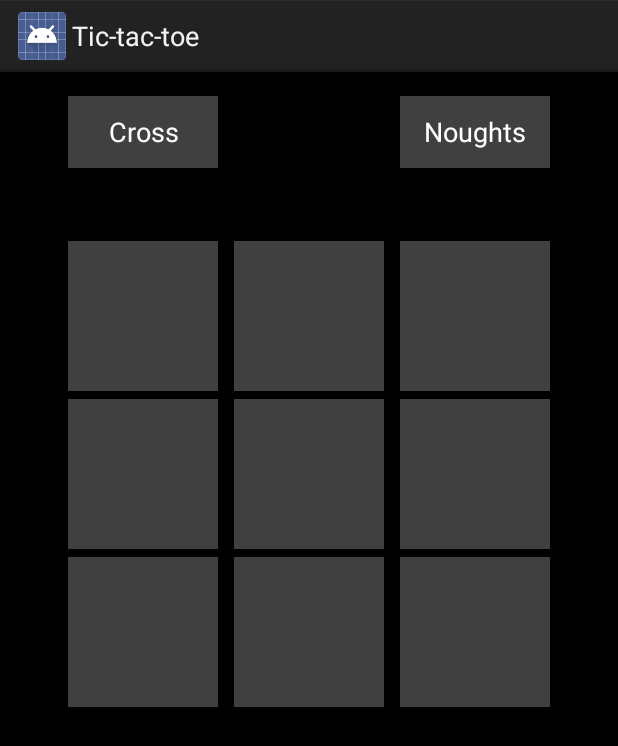
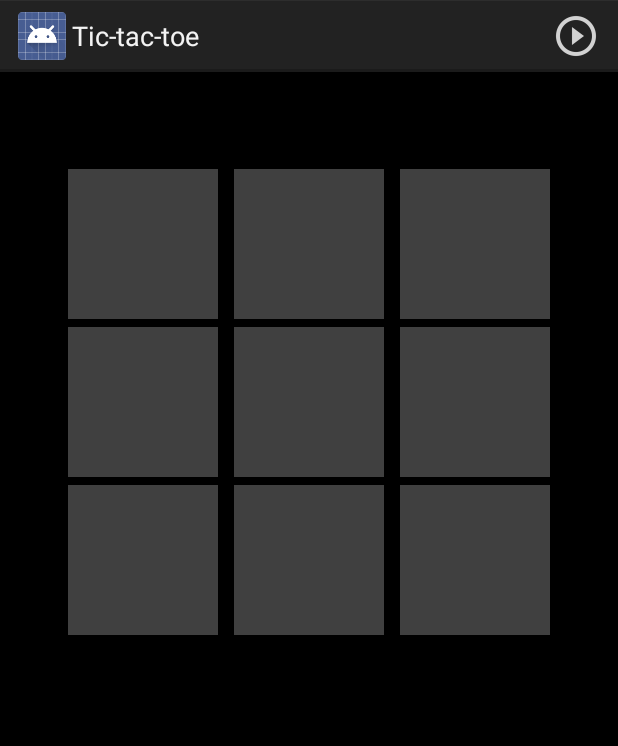
Before and after one commit to DanglingPointer/Tic-tac-toe, an Android app: the screen it shows after launch (TTTActivity), on a phone screen of 412 x 824 dp. Shown: the top 746 px of the screen. Run offline under Robolectric (Android 15) with nearby library versions, the phone set to English and light mode, and no system bars.

Commit message:
Choosing side from options menu now

```diff
--- a/android/TTTAndroid/app/src/main/AndroidManifest.xml
+++ b/android/TTTAndroid/app/src/main/AndroidManifest.xml
@@ -8,7 +8,7 @@
         android:icon="@mipmap/ic_launcher"
         android:label="@string/app_name"
         android:supportsRtl="true"
-        android:theme="@style/AppTheme">
+        android:theme="@style/TTTApp.Theme">
         <activity android:name=".TTTActivity">
             <intent-filter>
                 <action android:name="android.intent.action.MAIN"/>
--- a/android/TTTAndroid/app/src/main/java/com/mikhailv/tttandroid/TTTActivity.java
+++ b/android/TTTAndroid/app/src/main/java/com/mikhailv/tttandroid/TTTActivity.java
@@ -1,11 +1,11 @@
 package com.mikhailv.tttandroid;
 
 import android.app.Activity;
-import android.os.Build;
 import android.os.Bundle;
+import android.view.Menu;
+import android.view.MenuItem;
 import android.view.View;
 import android.widget.ImageButton;
-import android.widget.Button;
 import android.widget.Toast;
 
 import java.util.Random;
@@ -16,17 +16,45 @@ public class TTTActivity extends Activity implements View.OnClickListener
     static final int CROSS = 1;
     static final int NOUGHT = 2;
 
-    private static final String GRID_KEY = "grid";
-    private static final String PLAYER_KEY = "crossPlayer";
+    private static final String GRID_KEY = "TTTActivity.grid";
+    private static final String PLAYER_KEY = "TTTActivity.crossPlayer";
 
     private ImageButton[] m_buttons;
 
-    private Boolean m_crossPlayer;
+    private Boolean m_crossPlayer = true;
 
+    @Override
+    public boolean onCreateOptionsMenu(Menu menu)
+    {
+        getMenuInflater().inflate(R.menu.menu_ttt, menu);
+        return super.onCreateOptionsMenu(menu);
+    }
+    @Override
+    public boolean onOptionsItemSelected(MenuItem item)
+    {
+        switch (item.getItemId()){
+            case R.id.menu_item_cross:
+                TTTCore.reset();
+                m_crossPlayer = true;
+                TTTCore.setAiSideNought();
+                updateAll();
+                return true;
+            case R.id.menu_item_nought:
+                TTTCore.reset();
+                m_crossPlayer = false;
+                TTTCore.setAiSideCross();
+                Random rand = new Random();
+                TTTCore.setCross(rand.nextInt(9)); // first move random
+                updateAll();
+                return true;
+            default:
+                return super.onOptionsItemSelected(item);
+        }
+    }
     @Override
     protected void onCreate(Bundle savedInstanceState)
     {
-        super.onCreate(savedInstanceState);
+        super.onCreate(savedInstanceState); // calls onCreateOptionsMenu()
         setContentView(R.layout.activity_ttt);
 
         m_crossPlayer = null;
@@ -45,50 +73,14 @@ public class TTTActivity extends Activity implements View.OnClickListener
             b.setOnClickListener(this);
         }
 
-        final Button crossBtn = (Button)findViewById(R.id.crossButton);
-        final Button noughtBtn = (Button)findViewById(R.id.noughtButton);
-
-        crossBtn.setOnClickListener(new View.OnClickListener()
-        {
-            @Override
-            public void onClick(View v)
-            {
-                m_crossPlayer = true;
-                setButtonColor(crossBtn, noughtBtn);
-
-                TTTCore.reset();
-                TTTCore.setAiSideNought();
-                updateAll();
-            }
-        });
-
-        noughtBtn.setOnClickListener(new View.OnClickListener()
-        {
-            @Override
-            public void onClick(View v)
-            {
-                m_crossPlayer = false;
-                setButtonColor(noughtBtn, crossBtn);
-
-                TTTCore.reset();
-                TTTCore.setAiSideCross();
-
-                Random rand = new Random();
-                TTTCore.setCross(rand.nextInt(9)); // first move random
-                updateAll();
-            }
-        });
-
         if (savedInstanceState != null && savedInstanceState.getIntArray(GRID_KEY) != null) {
             m_crossPlayer = savedInstanceState.getBoolean(PLAYER_KEY);
             int[] state = savedInstanceState.getIntArray(GRID_KEY);
             TTTCore.setState(state);
 
             if (m_crossPlayer) {
-                setButtonColor(crossBtn, noughtBtn);
                 TTTCore.setAiSideNought();
             } else {
-                setButtonColor(noughtBtn, crossBtn);
                 TTTCore.setAiSideCross();
             }
             updateAll();
@@ -109,7 +101,7 @@ public class TTTActivity extends Activity implements View.OnClickListener
     {
         int index = getButtonIndex(v);
 
-        if (TTTCore.getAt(index) != EMPTY || m_crossPlayer == null || TTTCore.isWon() != EMPTY)
+        if (TTTCore.getAt(index) != EMPTY || TTTCore.isWon() != EMPTY)
             return;
 
         if (m_crossPlayer)
@@ -124,16 +116,6 @@ public class TTTActivity extends Activity implements View.OnClickListener
         int winningSide = TTTCore.isWon();
         if (winningSide != EMPTY) { // impossible to win
             Toast.makeText(getApplicationContext(), "You lost!", Toast.LENGTH_SHORT).show();
-        }
-    }
-    private void setButtonColor(Button selected, Button unselected)
-    {
-        if (Build.VERSION.SDK_INT >= Build.VERSION_CODES.M) {
-            selected.setBackgroundColor(getColor(R.color.highlightedButton));
-            unselected.setBackgroundColor(getColor(R.color.buttonGrey));
-        } else {
-            selected.setBackgroundColor(getResources().getColor(R.color.highlightedButton));
-            unselected.setBackgroundColor(getResources().getColor(R.color.buttonGrey));
         }
     }
     private int getButtonIndex(View button)
--- a/android/TTTAndroid/app/src/main/res/layout-land/activity_ttt.xml
+++ b/android/TTTAndroid/app/src/main/res/layout-land/activity_ttt.xml
@@ -43,34 +43,6 @@
         android:layout_above="@+id/imageButton3"
         android:layout_toEndOf="@+id/imageButton3" />
 
-    <Button
-        android:text="@string/cross_btn"
-        android:textColor="@color/white"
-        android:layout_width="wrap_content"
-        android:layout_height="wrap_content"
-        android:layout_alignParentTop="true"
-
-        android:layout_alignParentLeft="true"
-
-        android:layout_alignStart="@+id/imageButton0"
-        android:minWidth="100dp"
-        android:background="@color/buttonGrey"
-        android:id="@+id/crossButton" />
-
-    <Button
-        android:text="@string/nought_btn"
-        android:textColor="@color/white"
-        android:layout_width="wrap_content"
-        android:layout_height="wrap_content"
-        android:layout_alignParentTop="true"
-
-        android:layout_alignParentRight="true"
-
-        android:layout_alignEnd="@+id/imageButton2"
-        android:minWidth="100dp"
-        android:background="@color/buttonGrey"
-        android:id="@+id/noughtButton" />
-
     <ImageButton
         android:layout_width="wrap_content"
         android:layout_height="wrap_content"
@@ -102,21 +74,6 @@
     <ImageButton
         android:layout_width="wrap_content"
         android:layout_height="wrap_content"
-        android:id="@+id/imageButton4"
-        android:minHeight="80dp"
-        android:minWidth="80dp"
-
-        android:background="@color/buttonGrey"
-        android:layout_marginTop="50dp"
-        android:layout_marginLeft="5dp"
-        android:layout_marginRight="5dp"
-
-        android:layout_below="@+id/noughtButton"
-        android:layout_centerHorizontal="true" />
-
-    <ImageButton
-        android:layout_width="wrap_content"
-        android:layout_height="wrap_content"
         android:id="@+id/imageButton0"
         android:minHeight="80dp"
         android:minWidth="80dp"
@@ -127,20 +84,6 @@
 
         android:layout_alignTop="@+id/imageButton1"
         android:layout_toStartOf="@+id/imageButton1" />
-
-    <ImageButton
-        android:layout_height="wrap_content"
-        android:id="@+id/imageButton3"
-        android:minHeight="80dp"
-        android:minWidth="80dp"
-
-        android:background="@color/buttonGrey"
-        android:layout_marginLeft="5dp"
-        android:layout_marginRight="5dp"
-
-        android:layout_width="wrap_content"
-        android:layout_alignTop="@+id/imageButton4"
-        android:layout_toStartOf="@+id/imageButton4" />
 
     <ImageButton
         android:layout_width="wrap_content"
@@ -170,5 +113,34 @@
         android:layout_alignTop="@+id/imageButton1"
         android:layout_toEndOf="@+id/imageButton1" />
 
+    <ImageButton
+        android:layout_width="wrap_content"
+        android:layout_height="wrap_content"
+        android:id="@+id/imageButton4"
+        android:minHeight="80dp"
+        android:minWidth="80dp"
+
+        android:background="@color/buttonGrey"
+        android:layout_marginTop="89dp"
+        android:layout_marginLeft="5dp"
+        android:layout_marginRight="5dp"
+
+        android:layout_alignParentTop="true"
+        android:layout_centerHorizontal="true"/>
+
+    <ImageButton
+        android:layout_height="wrap_content"
+        android:id="@+id/imageButton3"
+        android:minHeight="80dp"
+        android:minWidth="80dp"
+
+        android:background="@color/buttonGrey"
+        android:layout_marginLeft="5dp"
+        android:layout_marginRight="5dp"
+
+        android:layout_width="wrap_content"
+        android:layout_alignTop="@+id/imageButton4"
+        android:layout_toStartOf="@+id/imageButton4"/>
+
 
 </RelativeLayout>
--- a/android/TTTAndroid/app/src/main/res/layout/activity_ttt.xml
+++ b/android/TTTAndroid/app/src/main/res/layout/activity_ttt.xml
@@ -43,28 +43,6 @@
         android:layout_above="@+id/imageButton3"
         android:layout_toEndOf="@+id/imageButton3" />
 
-    <Button
-        android:text="@string/cross_btn"
-        android:textColor="@color/white"
-        android:layout_width="wrap_content"
-        android:layout_height="wrap_content"
-        android:layout_alignParentTop="true"
-        android:layout_alignStart="@+id/imageButton0"
-        android:minWidth="100dp"
-        android:background="@color/buttonGrey"
-        android:id="@+id/crossButton" />
-
-    <Button
-        android:text="@string/nought_btn"
-        android:textColor="@color/white"
-        android:layout_width="wrap_content"
-        android:layout_height="wrap_content"
-        android:layout_alignParentTop="true"
-        android:layout_alignEnd="@+id/imageButton2"
-        android:minWidth="100dp"
-        android:background="@color/buttonGrey"
-        android:id="@+id/noughtButton" />
-
     <ImageButton
         android:layout_width="wrap_content"
         android:layout_height="wrap_content"
@@ -105,7 +83,6 @@
         android:layout_marginLeft="5dp"
         android:layout_marginRight="5dp"
 
-        android:layout_below="@+id/noughtButton"
         android:layout_centerHorizontal="true" />
 
     <ImageButton
--- /dev/null
+++ b/android/TTTAndroid/app/src/main/res/menu/menu_ttt.xml
@@ -0,0 +1,23 @@
+<?xml version="1.0" encoding="utf-8"?>
+<menu xmlns:android="http://schemas.android.com/apk/res/android">
+
+    <item
+        android:icon="@drawable/ic_choose_side"
+        android:title="@string/start_btn"
+        android:showAsAction="always">
+
+        <menu>
+            <item
+                android:id="@+id/menu_item_cross"
+                android:title="@string/cross_btn"
+                android:icon="@drawable/ic_cross"
+                />
+            <item
+                android:id="@+id/menu_item_nought"
+                android:title="@string/nought_btn"
+                android:icon="@drawable/ic_nought"/>
+        </menu>
+
+    </item>
+
+</menu>
--- a/android/TTTAndroid/app/src/main/res/values/strings.xml
+++ b/android/TTTAndroid/app/src/main/res/values/strings.xml
@@ -1,6 +1,7 @@
 <resources>
     <string name="app_name">Tic-tac-toe</string>
-    <string name="welcome_toast">Choose side to start playing!</string>
-    <string name="cross_btn">Cross</string>
-    <string name="nought_btn">Noughts</string>
+    <string name="welcome_toast">Hint: toolbar is king</string>
+    <string name="cross_btn">Play cross</string>
+    <string name="nought_btn">Play noughts</string>
+    <string name="start_btn">Choose side</string>
 </resources>
--- a/android/TTTAndroid/app/src/main/res/values/styles.xml
+++ b/android/TTTAndroid/app/src/main/res/values/styles.xml
@@ -1,5 +1,12 @@
 <resources>
 
-    <style name="AppTheme" parent="@android:style/Theme.Holo.Light.DarkActionBar"/>
+    <style name="TTTApp.Theme" parent="@android:style/Theme.Holo.Light.DarkActionBar">
+        <item name="android:popupMenuStyle">@style/TTTApp.PopupMenu</item>
+        <item name="android:textColor">@color/white</item>
+    </style>
+
+    <style name="TTTApp.PopupMenu" parent="android:Widget.Holo.Light.ListPopupWindow">
+        <item name="android:popupBackground">@android:drawable/dialog_holo_dark_frame</item>
+    </style>
 
 </resources>
```
Also changed, not shown: android/TTTAndroid/app/src/main/res/drawable-hdpi/ic_choose_side.png (added), android/TTTAndroid/app/src/main/res/drawable-mdpi/ic_choose_side.png (added), android/TTTAndroid/app/src/main/res/drawable-xhdpi/ic_choose_side.png (added), android/TTTAndroid/app/src/main/res/drawable-xxhdpi/ic_choose_side.png (added).
